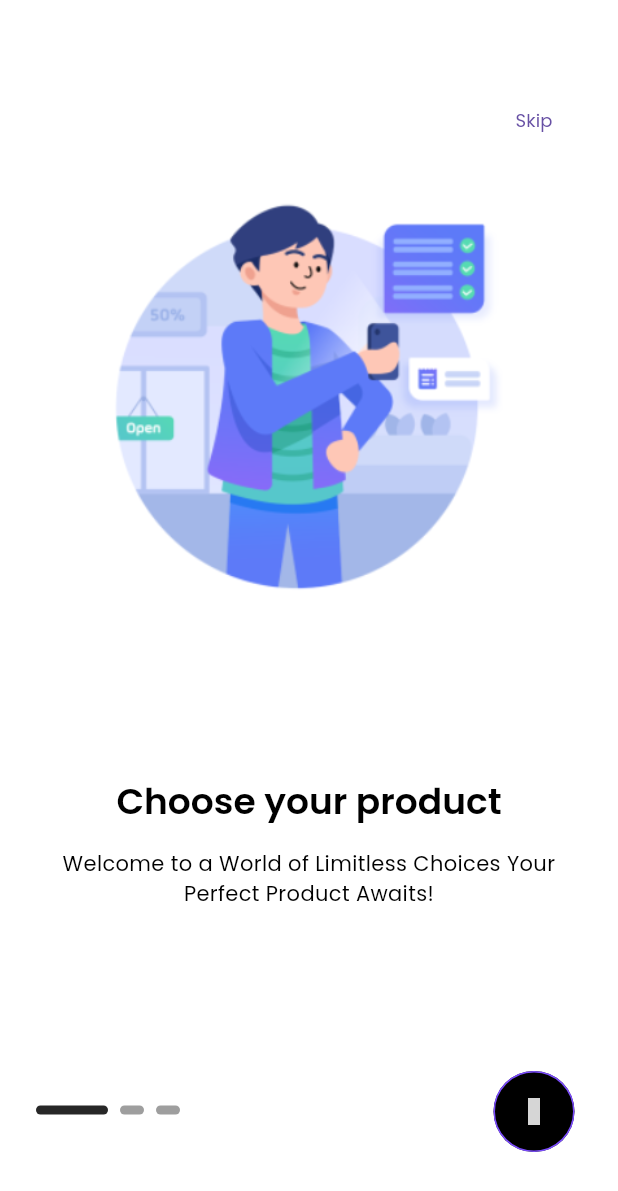
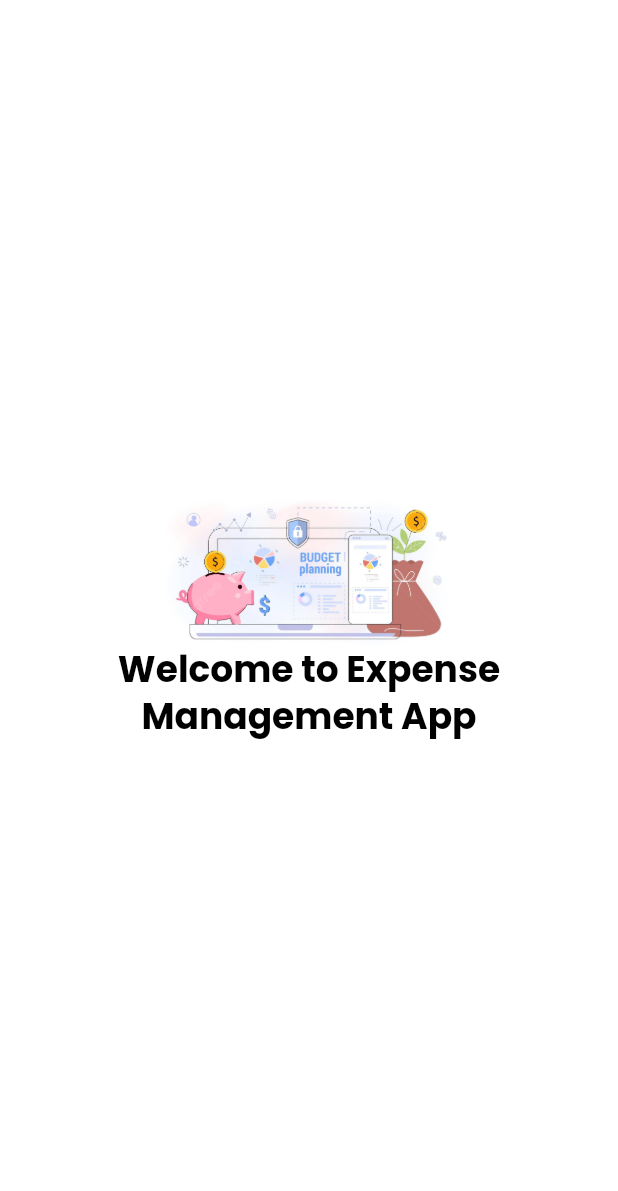
Before and after one commit to nguyenvan1804/Expense-Management-App, a Flutter app: the first screen one second after launch, on a phone screen of 412 x 824 dp. Shown: the top 1191 px of the screen. Run offline on Flutter 3.47's test engine with Material 3 defaults, Android fonts, the phone set to English and light mode, and no system bars; drawn by our look-alikes of smooth_page_indicator; our stand-ins replace get, get_storage, iconsax, logger; grey boxes are pictures that could not be loaded.

Commit message:
login and sign up and splash

```diff
--- a/lib/app.dart
+++ b/lib/app.dart
@@ -1,7 +1,9 @@
 import 'package:flutter/material.dart';
 import 'package:get/get_navigation/src/root/get_material_app.dart';
 import 'package:login_signup_project/utils/theme/theme.dart';
+import 'core/app_routes.dart';
 import 'features/authentication/screens/onboarding/onboarding.dart';
+import 'features/authentication/screens/splash/splash_screen.dart';
 
 class App extends StatelessWidget {
   const App({super.key});
@@ -13,7 +15,8 @@ class App extends StatelessWidget {
       themeMode: ThemeMode.system,
       theme: TAppTheme.lightTheme,
       darkTheme: TAppTheme.darkTheme,
-      home: const OnBoardingScreen(),
+      home: const SplashScreen(),
+      // const OnBoardingScreen(),
     );
   }
 }
--- a/lib/features/authentication/screens/onboarding/widgets/onboarding_skip.dart
+++ b/lib/features/authentication/screens/onboarding/widgets/onboarding_skip.dart
@@ -17,7 +17,7 @@ class OnBoardingSkip extends StatelessWidget {
       right: TSizes.defaultSpace,
       child: TextButton(
         onPressed: () => OnBoardingController.instance.skipPage(),
-        child: const Text('Skip'),
+        child: const Text('SKIP'),
       ),
     );
   }
--- /dev/null
+++ b/lib/features/authentication/screens/splash/splash_screen.dart
@@ -0,0 +1,74 @@
+import 'package:flutter/material.dart';
+import 'package:login_signup_project/core/app_routes.dart';
+
+import '../onboarding/onboarding.dart';
+
+class SplashScreen extends StatefulWidget {
+  const SplashScreen({super.key});
+
+  @override
+  State<SplashScreen> createState() => _SplashScreenState();
+}
+
+
+class _SplashScreenState extends State<SplashScreen>
+    with SingleTickerProviderStateMixin {
+  late AnimationController animationController;
+  late Animation<double> animation;
+
+  @override
+  void initState() {
+    animationController = AnimationController(vsync: this, duration: const Duration(seconds: 2));
+
+    animation = CurvedAnimation(parent: animationController, curve: Curves.easeInOut);
+
+    animation.addListener(() {
+      if (mounted) setState(() {});
+    });
+    animationController.forward();
+
+    // Future.delayed(const Duration(seconds: 2))
+    //     .then((value) => Navigator.popAndPushNamed(context, AppRoutes.onboard));
+
+    Future.delayed(const Duration(seconds: 2), () {
+      Navigator.of(context).pushReplacement(
+        MaterialPageRoute(builder: (context) => OnBoardingScreen()),
+      );
+    });
+
+    super.initState();
+  }
+
+  @override
+  void dispose() {
+    animationController.dispose();
+    super.dispose();
+  }
+
+  @override
+  Widget build(BuildContext context) {
+    final size = MediaQuery.of(context).size;
+    return Scaffold(
+      body: SizedBox(
+        height: size.height,
+        width: size.width,
+        child: Column(
+          mainAxisAlignment: MainAxisAlignment.center,
+          children: [
+            Image.asset(
+              'assets/images/on_boarding_images/splash_screen.png',
+              height: animation.value * 300,
+            ),
+            Text('Welcome to Expense Management App',
+              style: Theme.of(context)
+                  .textTheme
+                  .headlineMedium!
+                  .copyWith(fontWeight: FontWeight.w700),
+              textAlign: TextAlign.center,
+            ),
+          ],
+        ),
+      ),
+    );
+  }
+}
--- a/lib/utils/constants/text_strings.dart
+++ b/lib/utils/constants/text_strings.dart
@@ -6,16 +6,16 @@ class TTexts {
   static const String tContinue = "Continue";
 
   // OnBoarding Texts
-  static const String onBoardingTitle1 = "Choose your product";
-  static const String onBoardingTitle2 = "Select Payment Method";
-  static const String onBoardingTitle3 = "Deliver at your door step";
+  static const String onBoardingTitle1 = "Track your expenses";
+  static const String onBoardingTitle2 = "Manage your budget";
+  static const String onBoardingTitle3 = "Statistical chart";
 
   static const String onBoardingSubTitle1 =
-      "Welcome to a World of Limitless Choices Your Perfect Product Awaits!";
+      "Become your own money manager and make every cent count!";
   static const String onBoardingSubTitle2 =
-      "For Seamless Transactions, Choose Your Payment Path Your Convenience, Our Priority!";
+      "Track your transaction easily, with categories and financial report!";
   static const String onBoardingSubTitle3 =
-      "From Our Doorstep to Yours Swift, Secure, and Contactless Delivery!";
+      "View statistical charts of your expenses by month, day, year!";
 
   //--Home
   static const String homeAppbarTitle = "Good day for shopping";
```
Also changed, not shown: lib/core/app_routes.dart (added, +34 -0 lines), splash.yaml (+4 -4 lines), pubspec.lock, 37 other files.
